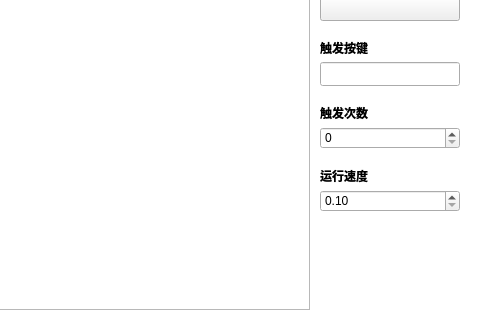
ChiyukiGana/Quickinput, file source/ui/TriggerUi.ui: the form before one commit; both pictures show x 160 to 640 and y 120 to 440 of the 640 by 440 pixel window.
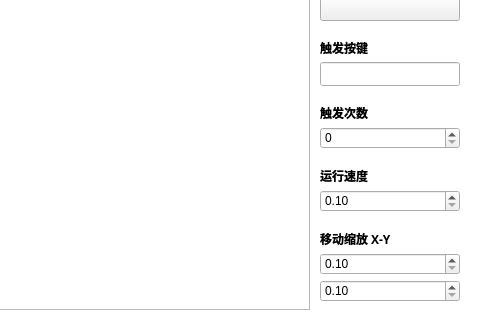
The form after the commit. Icons and pictures are not drawn. Custom widgets are drawn as their Qt base class.

Patch:
```diff
--- a/source/ui/TriggerUi.ui
+++ b/source/ui/TriggerUi.ui
@@ -466,6 +466,65 @@
              </item>
             </layout>
            </item>
+           <item>
+            <layout class="QVBoxLayout" name="moveScale_box">
+             <property name="spacing">
+              <number>5</number>
+             </property>
+             <item>
+              <widget class="QLabel" name="moveScale_label">
+               <property name="sizePolicy">
+                <sizepolicy hsizetype="Preferred" vsizetype="Preferred">
+                 <horstretch>0</horstretch>
+                 <verstretch>0</verstretch>
+                </sizepolicy>
+               </property>
+               <property name="font">
+                <font>
+                 <family>Microsoft YaHei</family>
+                 <weight>75</weight>
+                 <bold>true</bold>
+                </font>
+               </property>
+               <property name="text">
+                <string>移动缩放 X-Y</string>
+               </property>
+              </widget>
+             </item>
+             <item>
+              <widget class="QDoubleSpinBox" name="moveScale_x_edit">
+               <property name="maximumSize">
+                <size>
+                 <width>140</width>
+                 <height>24</height>
+                </size>
+               </property>
+               <property name="minimum">
+                <double>0.100000000000000</double>
+               </property>
+               <property name="maximum">
+                <double>10.000000000000000</double>
+               </property>
+              </widget>
+             </item>
+             <item>
+              <widget class="QDoubleSpinBox" name="moveScale_y_edit">
+               <property name="maximumSize">
+                <size>
+                 <width>140</width>
+                 <height>24</height>
+                </size>
+               </property>
+               <property name="minimum">
+                <double>0.100000000000000</double>
+               </property>
+               <property name="maximum">
+                <double>10.000000000000000</double>
+               </property>
+              </widget>
+             </item>
+            </layout>
+           </item>
            <item>
             <spacer name="widget_spacer">
              <property name="orientation">
```
